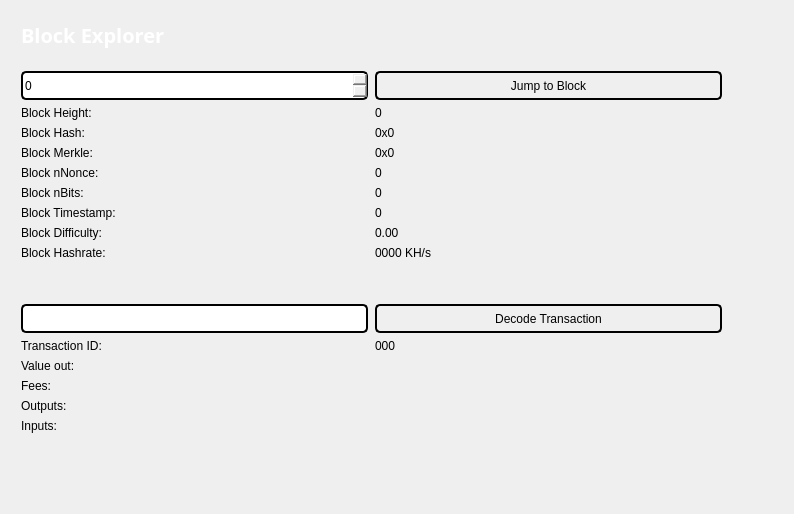
nazarpechka/volvox-old, file src/qt/forms/blockbrowser.ui: the form before one commit.
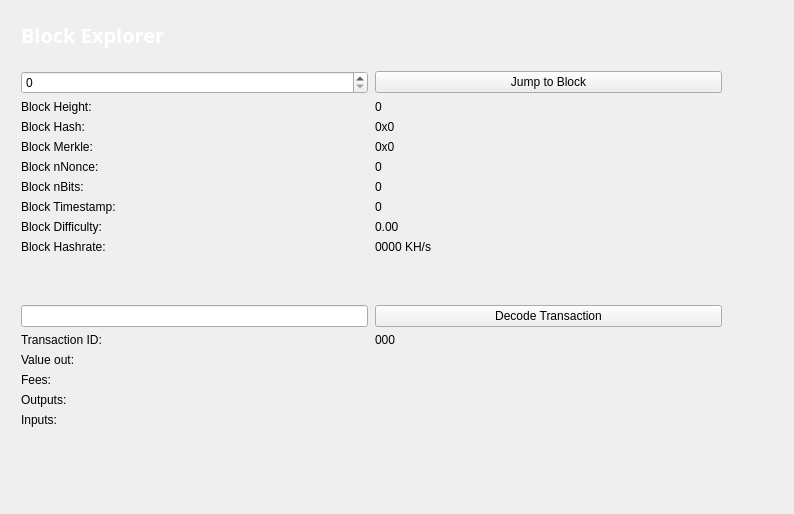
The form after the commit.

```diff
--- a/src/qt/forms/blockbrowser.ui
+++ b/src/qt/forms/blockbrowser.ui
@@ -121,14 +121,7 @@
        <item row="12" column="1">
         <widget class="QPushButton" name="txButton">
          <property name="styleSheet">
-          <string notr="true">
-border-top-left-radius: 5px;
-border-top-right-radius: 5px;
-border-bottom-left-radius: 5px;
-border-bottom-right-radius: 5px;
-border: 2px solid #000000;
-min-height: 25px;
-max-height: 25px;</string>
+          <string notr="true"></string>
          </property>
          <property name="text">
           <string>Decode Transaction</string>
@@ -213,14 +206,7 @@
           </sizepolicy>
          </property>
          <property name="styleSheet">
-          <string notr="true">
-border-top-left-radius: 5px;
-border-top-right-radius: 5px;
-border-bottom-left-radius: 5px;
-border-bottom-right-radius: 5px;
-border: 2px solid #000000;
-min-height: 25px;
-max-height: 25px;</string>
+          <string notr="true"></string>
          </property>
          <property name="maximum">
           <number>99999999</number>
@@ -244,14 +230,7 @@
        <item row="1" column="1">
         <widget class="QPushButton" name="blockButton">
          <property name="styleSheet">
-          <string notr="true">
-border-top-left-radius: 5px;
-border-top-right-radius: 5px;
-border-bottom-left-radius: 5px;
-border-bottom-right-radius: 5px;
-border: 2px solid #000000;
-min-height: 25px;
-max-height: 25px;</string>
+          <string notr="true"></string>
          </property>
          <property name="text">
           <string>Jump to Block</string>
@@ -399,14 +378,7 @@
           </sizepolicy>
          </property>
          <property name="styleSheet">
-          <string notr="true">
-border-top-left-radius: 5px;
-border-top-right-radius: 5px;
-border-bottom-left-radius: 5px;
-border-bottom-right-radius: 5px;
-border: 2px solid #000000;
-min-height: 25px;
-max-height: 25px;</string>
+          <string notr="true"></string>
          </property>
          <property name="inputMask">
           <string comment="Transaction id" extracomment="Transaction id"/>
```
